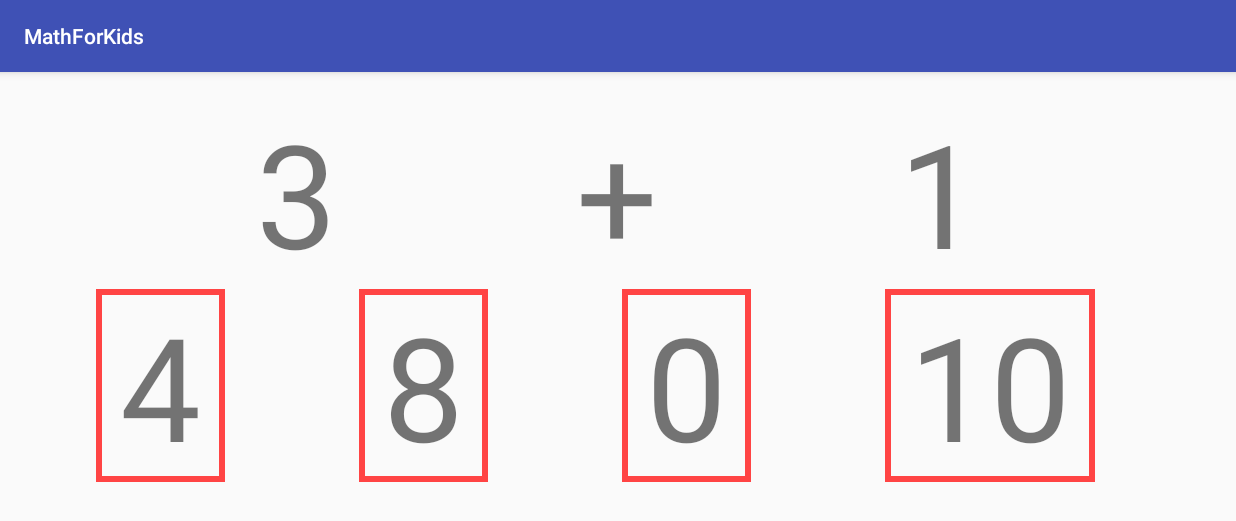
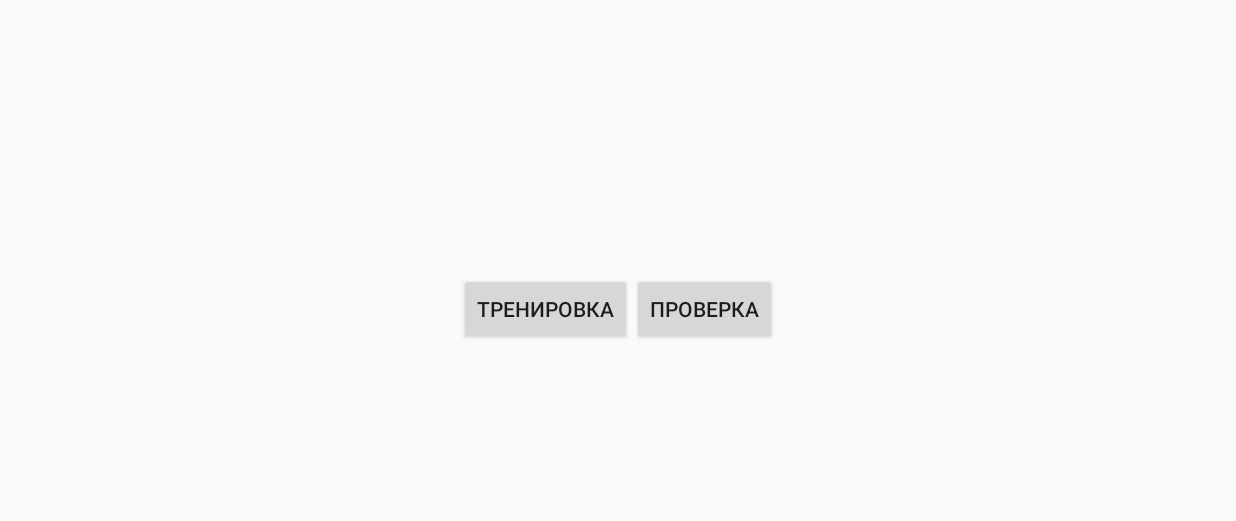
Before and after one commit to RonnT/MathForKids, an Android app: the screen it shows after launch (MainActivity before the commit, MainMenuActivity after it), on a phone screen of 824 x 412 dp (held sideways). Shown: the top 521 px of the screen. Run offline under Robolectric (Android 15) with nearby library versions, the phone set to English and light mode, and no system bars.

```diff
--- /dev/null
+++ b/app/src/main/java/top/titov/mathforkids/MainMenuActivity.java
@@ -0,0 +1,33 @@
+package top.titov.mathforkids;
+
+import android.content.Intent;
+import android.os.Bundle;
+import android.support.annotation.Nullable;
+import android.support.v7.app.AppCompatActivity;
+import android.view.View;
+import android.widget.Toast;
+
+/**
+ * Created by Roman Titov on 24/01/2018.
+ */
+
+public class MainMenuActivity extends AppCompatActivity {
+
+    @Override
+    protected void onCreate(@Nullable Bundle savedInstanceState) {
+        super.onCreate(savedInstanceState);
+        setContentView(R.layout.activity_main_menu);
+    }
+
+    public void onTraineeClick(View view){
+        Intent intent = new Intent(this, MainActivity.class);
+        startActivity(intent);
+        finish();
+    }
+
+    public void onChallengeClick(View view){
+        Intent intent = new Intent(this, MainActivity.class);
+        startActivity(intent);
+        finish();
+    }
+}
--- /dev/null
+++ b/app/src/main/res/layout/activity_main_menu.xml
@@ -0,0 +1,27 @@
+<?xml version="1.0" encoding="utf-8"?>
+<LinearLayout xmlns:android="http://schemas.android.com/apk/res/android"
+    android:orientation="vertical" android:layout_width="match_parent"
+    android:layout_height="match_parent"
+    android:gravity="center_vertical">
+
+
+    <LinearLayout
+        android:layout_width="match_parent"
+        android:layout_height="wrap_content"
+        android:gravity="center_horizontal">
+        <Button
+            android:layout_width="wrap_content"
+            android:layout_height="wrap_content"
+            android:onClick="onTraineeClick"
+            android:text="Тренировка"/>
+
+        <Button
+            android:layout_width="wrap_content"
+            android:layout_height="wrap_content"
+            android:onClick="onChallengeClick"
+            android:text="Проверка"/>
+
+    </LinearLayout>
+
+
+</LinearLayout>
--- a/app/src/main/res/layout/answer_item.xml
+++ b/app/src/main/res/layout/answer_item.xml
@@ -3,11 +3,11 @@
     android:id="@android:id/text1"
     android:layout_width="wrap_content"
     android:layout_height="wrap_content"
+    android:minWidth="142dp"
     xmlns:tools="http://schemas.android.com/tools"
     android:layout_weight="5"
-    tools:text="2"
+    tools:text="10"
     android:textSize="96dp"
-    android:paddingLeft="16dp"
-    android:paddingRight="16dp"
     android:gravity="center"
-    android:background="@drawable/border_background" />
+    android:background="@drawable/border_background"
+    tools:ignore="SpUsage" />
--- a/app/src/main/res/values/strings.xml
+++ b/app/src/main/res/values/strings.xml
@@ -1,3 +1,7 @@
 <resources>
     <string name="app_name">MathForKids</string>
+
+    <string name="total">Всего: %1$d</string>
+    <string name="right">Баллы победителя: %1$d</string>
+    <string name="wrong">Проигранный бой: %1$d</string>
 </resources>
--- a/app/src/main/res/values/styles.xml
+++ b/app/src/main/res/values/styles.xml
@@ -1,7 +1,7 @@
 <resources>
 
     <!-- Base application theme. -->
-    <style name="AppTheme" parent="Theme.AppCompat.Light.DarkActionBar">
+    <style name="AppTheme" parent="Theme.AppCompat.Light.NoActionBar">
         <!-- Customize your theme here. -->
         <item name="colorPrimary">@color/colorPrimary</item>
         <item name="colorPrimaryDark">@color/colorPrimaryDark</item>
```
Also changed, not shown: app/build.gradle (+4 -4 lines), app/src/main/AndroidManifest.xml (+6 -2 lines), app/src/main/java/top/titov/mathforkids/MainActivity.java (+57 -12 lines), app/src/main/res/layout/activity_main.xml (+30 -1 lines), build.gradle (+6 -1 lines), gradle/wrapper/gradle-wrapper.properties.
